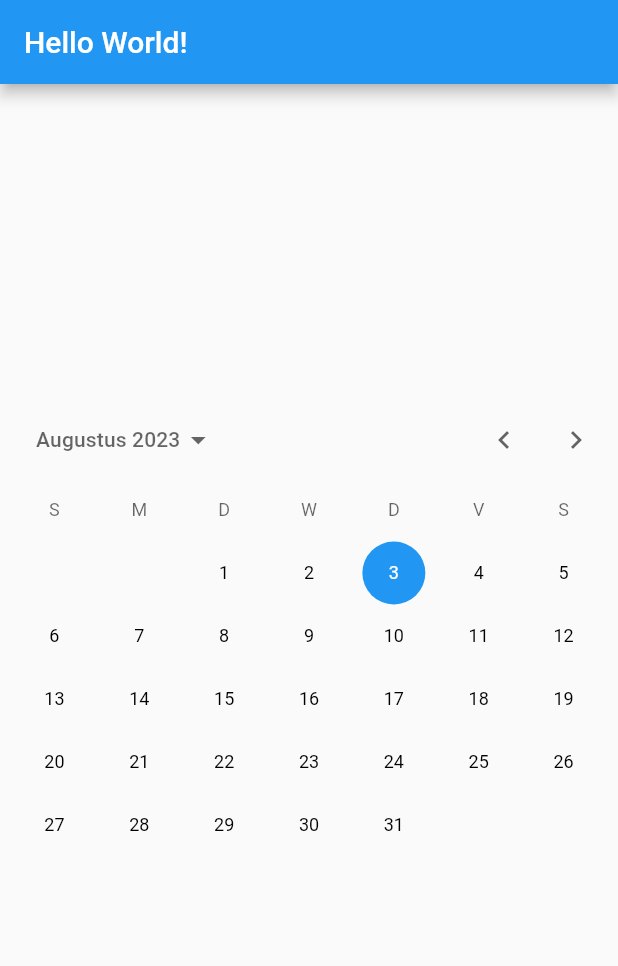
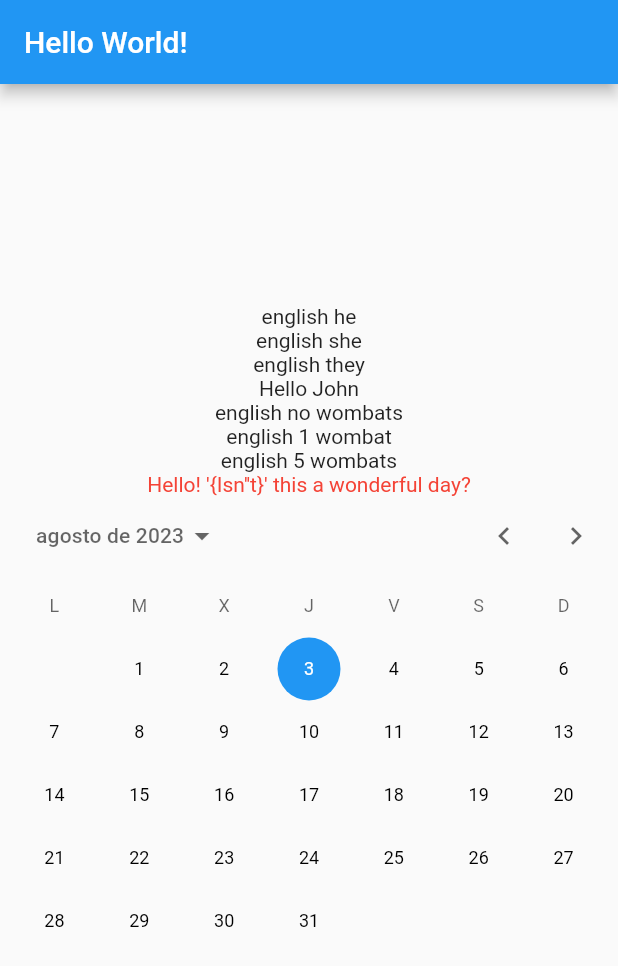
Before and after one commit to De4nWhit3/localizations, a Flutter app: the screen it shows after launch, on a phone screen of 412 x 824 dp. Shown: the top 966 px of the screen. Run offline on Flutter 3.47's test engine with Material 2 defaults, Android fonts, the phone set to English and light mode, and no system bars; generated files the repository leaves out were written again.

Commit message:
added some stuff for en and es

```diff
--- a/l10n.yaml
+++ b/l10n.yaml
@@ -1,3 +1,4 @@
 arb-dir: lib/l10n
 template-arb-file: app_en.arb
 output-localization-file: app_localizations.dart
+use-escaping: true
--- a/lib/main.dart
+++ b/lib/main.dart
@@ -39,10 +39,26 @@ class _MyHomePageState extends State<MyHomePage> {
         child: Column(
           mainAxisAlignment: MainAxisAlignment.center,
           children: <Widget>[
+            // Returns 'he'
+            Text(AppLocalizations.of(context)!.pronoun('male')),
+            // Returns 'she'
+            Text(AppLocalizations.of(context)!.pronoun('female')),
+            // Returns 'they'
+            Text(AppLocalizations.of(context)!.pronoun('other')),
             // Add the following code
+            Text(AppLocalizations.of(context)!.hello('John')),
+            Text(AppLocalizations.of(context)!.nWombats(0)),
+            // Returns '1 wombat'
+            Text(AppLocalizations.of(context)!.nWombats(1)),
+            // Returns '5 wombats'
+            Text(AppLocalizations.of(context)!.nWombats(5)),
+            Text(
+              AppLocalizations.of(context)!.helloEscapedWorld,
+              style: const TextStyle(color: Colors.red),
+            ),
             Localizations.override(
               context: context,
-              locale: const Locale('af'),
+              locale: const Locale.fromSubtags(languageCode: 'es'),
               // Using a Builder to get the correct BuildContext.
               // Alternatively, you can create a new widget and Localizations.override
               // will pass the updated BuildContext to the new widget.
```
Also changed, not shown: lib/l10n/app_en.arb (+36 -1 lines), lib/l10n/app_es.arb (+40 -1 lines).
